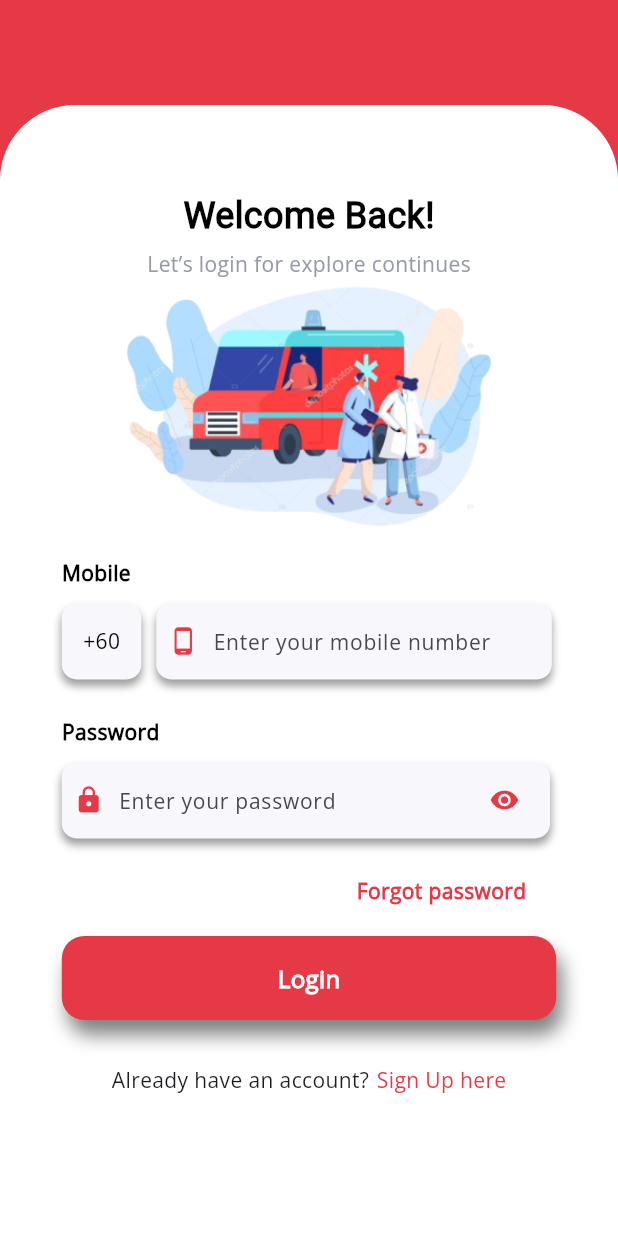
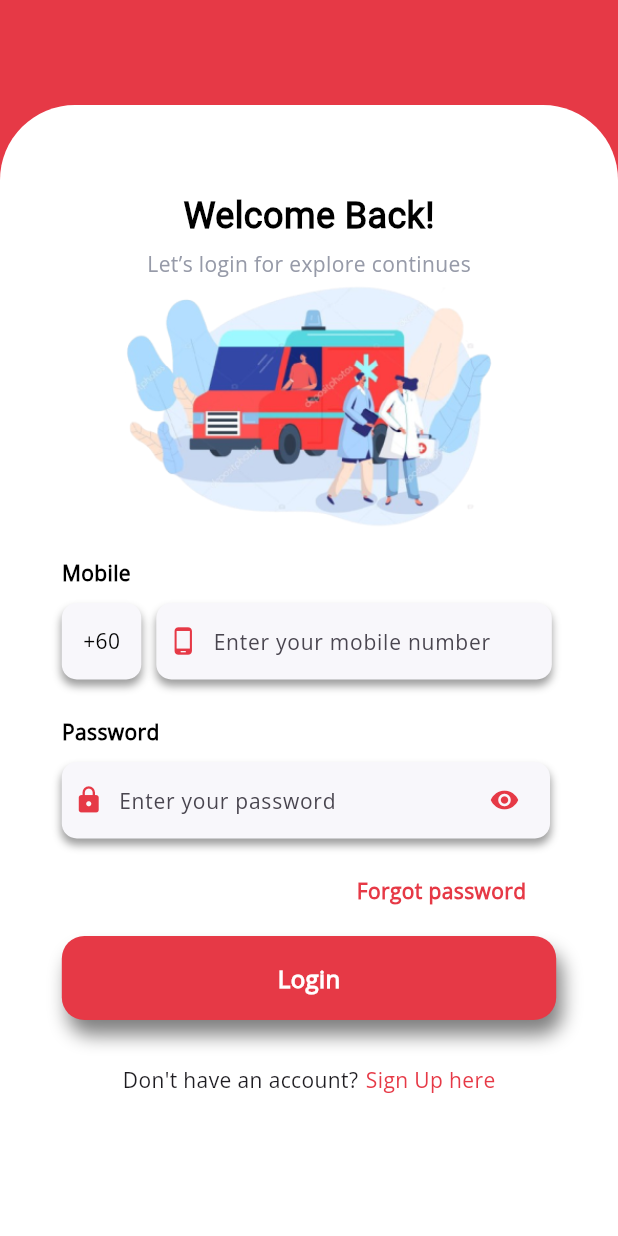
Before and after one commit to nikesh-sejuwal/Ambulance_Booking, a Flutter app: the screen it shows after launch, swiped to page 4, on a phone screen of 412 x 824 dp. Run offline on Flutter 3.47's test engine with Material 3 defaults, Android fonts, the phone set to English and light mode, and no system bars; our stand-ins replace curved_navigation_bar, faker, go_router.

Commit message:
syntax err

```diff
--- a/lib/Screens/Patient_Screens/Onboarding_Pages/Login_Page.dart
+++ b/lib/Screens/Patient_Screens/Onboarding_Pages/Login_Page.dart
@@ -98,7 +98,7 @@ class LoginPage extends StatelessWidget {
                   mainAxisAlignment: MainAxisAlignment.center,
                   children: [
                     Text(
-                      "Already have an account?",
+                      "Don't have an account?",
                       style:
                           TextStyle(fontSize: 14, fontWeight: FontWeight.w400),
                     ),
```
Also changed, not shown: 125 other files.
